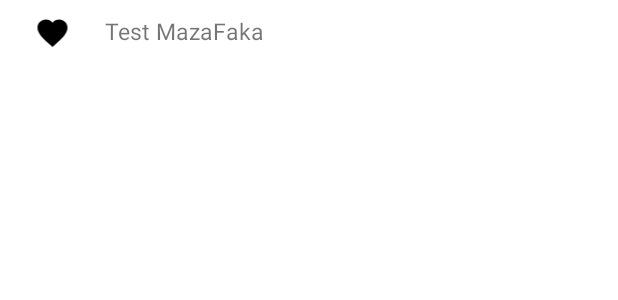
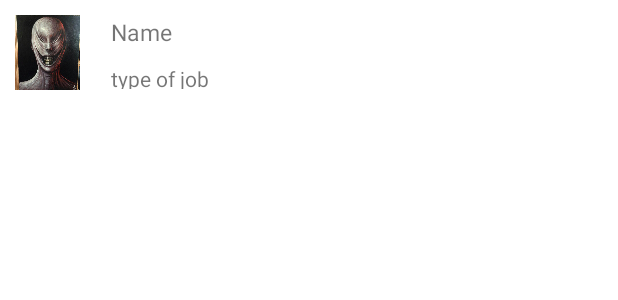
Before and after one commit to HappyDevil/MAP, an Android app: the layout test_item.xml on its own in the app's theme, with its tools: preview values and no code run, on a phone screen of 412 x 824 dp. Shown: the top 300 px of the screen. Run offline under Robolectric (Android 15) with nearby library versions, the phone set to English and light mode, and no system bars.

Commit message:
пофиксил пару проблем, сделал уведомления (пока не настроены)

```diff
--- a/app/src/main/AndroidManifest.xml
+++ b/app/src/main/AndroidManifest.xml
@@ -72,7 +72,11 @@
             android:label="@string/title_activity_main"
             android:theme="@style/AppTheme">
         </activity>
-        <activity android:name=".activities.FollowActivity">
+        <activity
+            android:name=".activities.FollowActivity">
+        </activity>
+        <activity
+            android:name=".activities.SearchActivity">
         </activity>
     </application>
 
--- a/app/src/main/java/com/map/mapmaxv1/activities/MapsActivity.java
+++ b/app/src/main/java/com/map/mapmaxv1/activities/MapsActivity.java
@@ -401,6 +401,8 @@ public class MapsActivity extends AppCompatActivity implements OnMapReadyCallbac
                 startActivity(intent);
                 break;
             case R.id.nav_search:
+                intent = new Intent(MapsActivity.this, SearchActivity.class);
+                startActivity(intent);
                 break;
             case R.id.nav_share:
                 break;
--- a/app/src/main/java/com/map/mapmaxv1/activities/RecyclerViewAdapterComment.java
+++ b/app/src/main/java/com/map/mapmaxv1/activities/RecyclerViewAdapterComment.java
@@ -8,6 +8,7 @@ import android.widget.ImageView;
 import android.widget.TextView;
 
 import com.map.mapmaxv1.R;
+import com.map.mapmaxv1.dto.CommentDTO;
 
 import java.util.List;
 
@@ -17,9 +18,9 @@ import java.util.List;
 
 public class RecyclerViewAdapterComment extends RecyclerView.Adapter<RecyclerViewAdapterComment.ViewHolder> {
 
-    private List clist;
+    private List<CommentDTO> clist;
 
-    public RecyclerViewAdapterComment(List list) {
+    public RecyclerViewAdapterComment(List<CommentDTO> list) {
         this.clist = list;
     }
 
--- a/app/src/main/res/layout/test_item.xml
+++ b/app/src/main/res/layout/test_item.xml
@@ -7,16 +7,33 @@
 
     <ImageView
         android:id="@+id/imageView6"
-        android:layout_width="50dp"
-        android:layout_height="wrap_content"
+        android:layout_width="wrap_content"
+        android:layout_height="50dp"
         android:layout_margin="10dp"
-        app:srcCompat="@drawable/ic_favorite_black_24dp" />
+        android:adjustViewBounds="true"
+        app:srcCompat="@drawable/voww" />
 
-    <TextView
-        android:id="@+id/textView"
-        android:layout_width="wrap_content"
-        android:layout_height="wrap_content"
-        android:layout_marginTop="10dp"
-        android:text="Test MazaFaka"
-        android:textSize="15sp" />
+    <LinearLayout
+        android:layout_width="match_parent"
+        android:layout_height="match_parent"
+        android:orientation="vertical"
+        android:layout_margin="5dp">
+
+        <TextView
+            android:id="@+id/textView"
+            android:layout_width="match_parent"
+            android:layout_height="wrap_content"
+            android:layout_margin="5dp"
+            android:text="Name"
+            android:textSize="15sp" />
+
+        <TextView
+            android:id="@+id/textView26"
+            android:layout_width="match_parent"
+            android:layout_height="wrap_content"
+            android:layout_margin="5dp"
+            android:text="type of job" />
+
+    </LinearLayout>
+
 </LinearLayout>
--- a/build.gradle
+++ b/build.gradle
@@ -5,7 +5,7 @@ buildscript {
         jcenter()
     }
     dependencies {
-        classpath 'com.android.tools.build:gradle:2.3.1'
+        classpath 'com.android.tools.build:gradle:2.3.0'
 
         // NOTE: Do not place your application dependencies here; they belong
         // in the individual module build.gradle files
```
Also changed, not shown: app/src/main/java/com/map/mapmaxv1/activities/FollowActivity.java (+12 -12 lines), app/src/main/java/com/map/mapmaxv1/activities/NotificationActivity.java (+49 -0 lines), app/src/main/java/com/map/mapmaxv1/activities/RecyclerViewAdapterFollow.java (+7 -2 lines), app/src/main/java/com/map/mapmaxv1/activities/SearchActivity.java (added, +61 -0 lines), app/src/main/java/com/map/mapmaxv1/dto/CommentDTO.java (+26 -0 lines), app/src/main/java/com/map/mapmaxv1/dto/FollowDTO.java (added, +29 -0 lines), app/src/main/res/layout/activity_search.xml (added, +12 -0 lines).
